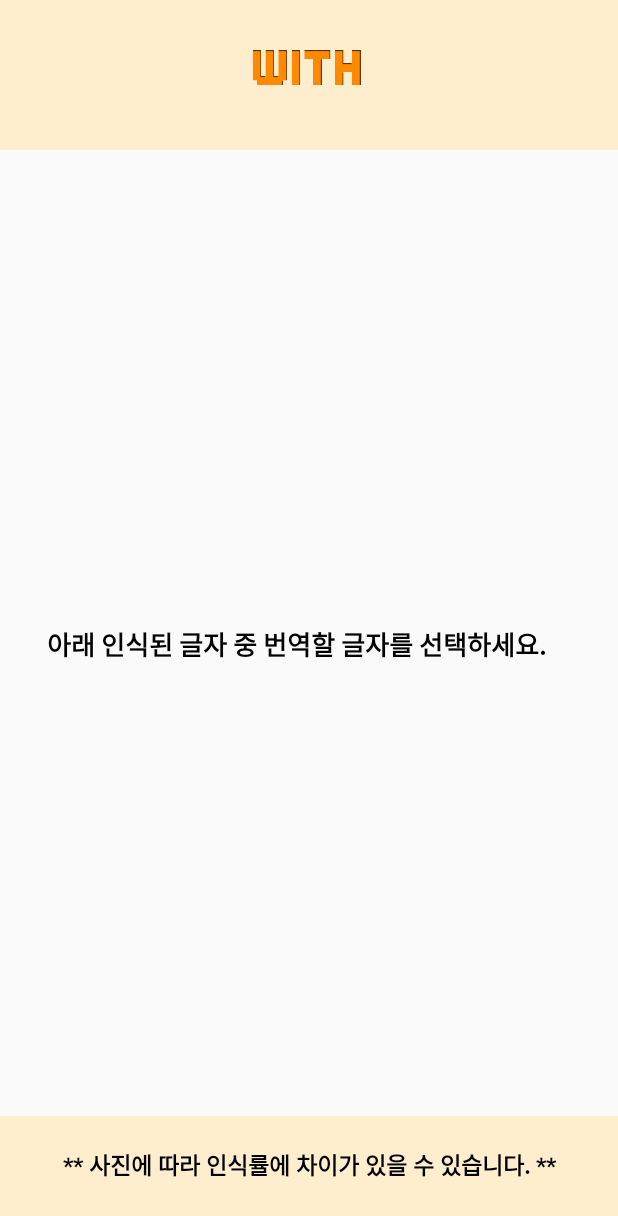
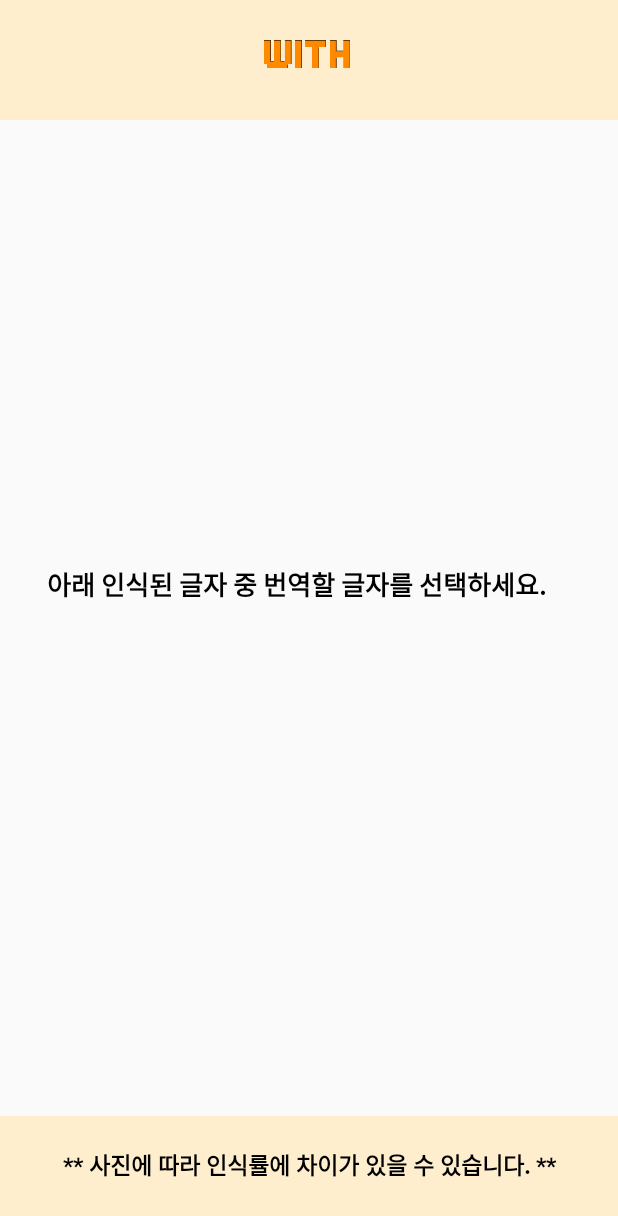
Before and after one commit to choijoohee213/SignLanguage_Translation_App, an Android app: the MainActivity screen opened directly, with no data from a screen before it, on a phone screen of 412 x 824 dp. Shown: the top 1216 px of the screen. Run offline under Robolectric (Android 15) with nearby library versions, the light colour scheme and no system bars; libraries missing offline, so code that uses them is left out: com.google.api.client, com.google.api.services; pictures from the network do not load.

Commit message:
레이아웃 및 설정 변경

```diff
--- a/app/src/main/res/layout/activity_main.xml
+++ b/app/src/main/res/layout/activity_main.xml
@@ -40,7 +40,7 @@
 
     <ImageView
         android:layout_width="match_parent"
-        android:layout_height="100dp"
+        android:layout_height="80dp"
         android:background="#FFEECE"
         android:src="@drawable/logo"
         />
--- a/app/src/main/res/layout/activity_video_player.xml
+++ b/app/src/main/res/layout/activity_video_player.xml
@@ -10,7 +10,7 @@
 
     <ImageView
         android:layout_width="match_parent"
-        android:layout_height="100dp"
+        android:layout_height="80dp"
         android:background="#FFEECE"
         android:src="@drawable/logo"
         />
--- a/app/src/main/res/layout/content_main.xml
+++ b/app/src/main/res/layout/content_main.xml
@@ -14,14 +14,14 @@
     <ImageView
         android:id="@+id/main_image"
         android:layout_width="match_parent"
-        android:layout_marginTop="100dp"
+        android:layout_marginTop="90dp"
         android:layout_height="250dp"
         android:scaleType="fitCenter" />
 
     <ScrollView
         android:layout_width="match_parent"
         android:layout_height="match_parent"
-        android:layout_marginTop="350dp"
+        android:layout_marginTop="310dp"
         android:layout_marginBottom="115dp">
 
         <LinearLayout
--- a/app/src/main/res/layout/content_video_player.xml
+++ b/app/src/main/res/layout/content_video_player.xml
@@ -21,7 +21,7 @@
             android:layout_width="wrap_content"
             android:layout_height="250dp"
             android:layout_gravity="center"
-            android:layout_marginTop="120dp" />
+            android:layout_marginTop="150dp" />
 
     </LinearLayout>
 
@@ -29,9 +29,9 @@
         android:id="@+id/video_name"
         android:layout_width="match_parent"
         android:layout_height="wrap_content"
-        android:layout_marginTop="400dp"
+        android:layout_marginTop="450dp"
         android:textColor="#000000"
         android:textAlignment="center"
-        android:textSize="20dp"
+        android:textSize="25dp"
         android:textStyle="bold" />
 </RelativeLayout>
```
Also changed, not shown: app/src/main/AndroidManifest.xml (+8 -3 lines), app/src/main/java/com/kut/with/app/MainActivity.java (+6 -3 lines).
